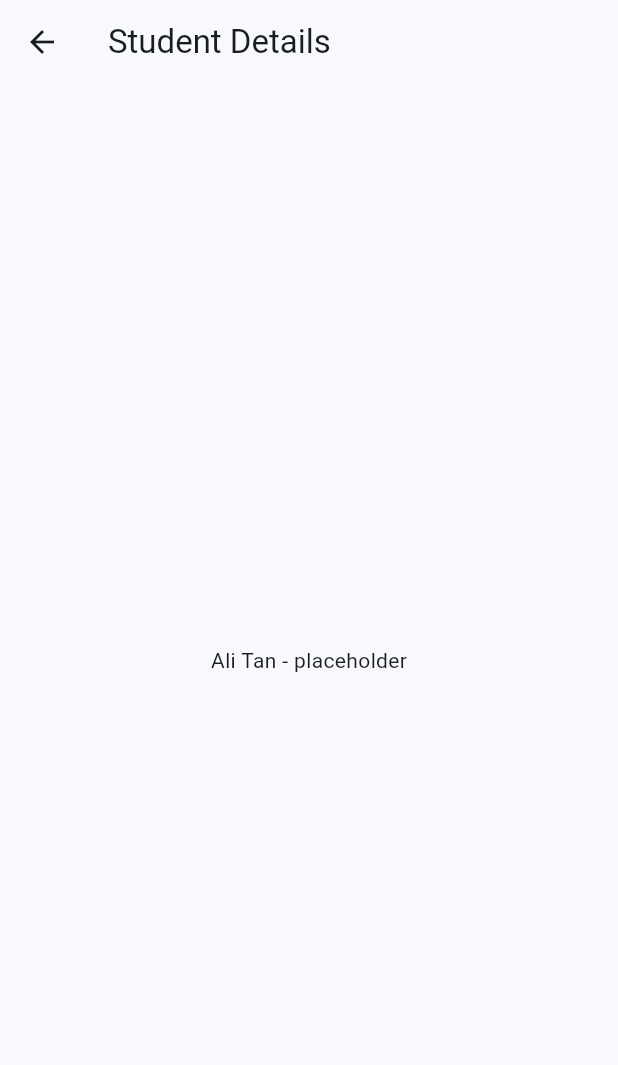
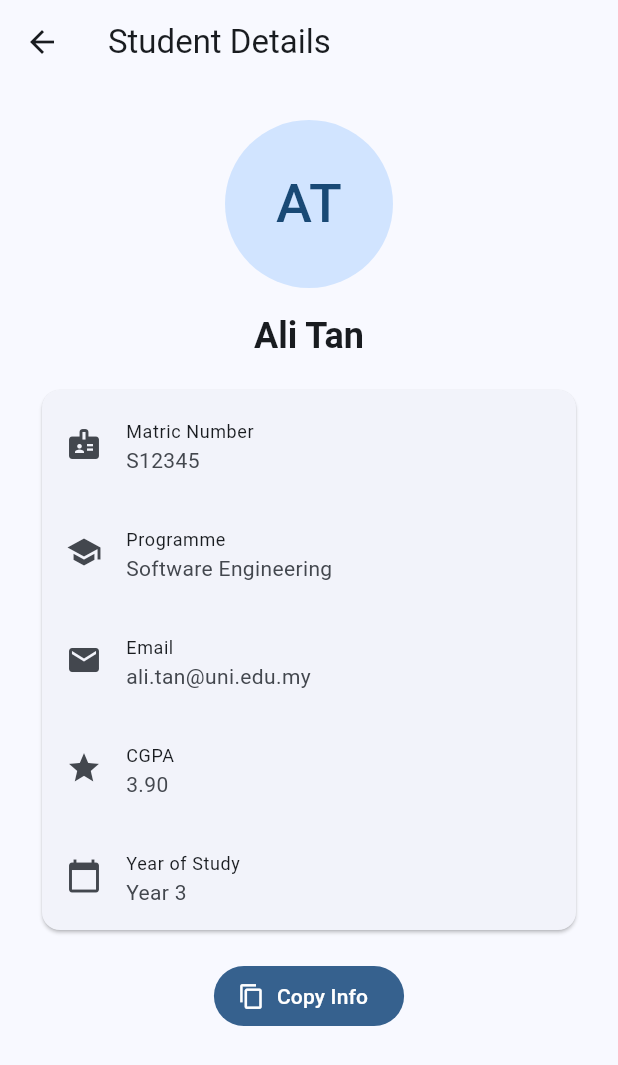
Before and after one commit to yonandrew/Lab-5.1-StudentHub-G13, a Flutter app: the StudentDetailsPage screen opened directly with sample values from the repository, on a phone screen of 412 x 824 dp. Shown: the top 1065 px of the screen. Run offline on Flutter 3.47's test engine with Material 3 defaults, Android fonts, the phone set to English and light mode, and no system bars.

Commit message:
Add student details and student records pages

```diff
--- a/lib/pages/student_details_page.dart
+++ b/lib/pages/student_details_page.dart
@@ -1,4 +1,5 @@
 import 'package:flutter/material.dart';
+import 'package:flutter/services.dart';
 
 import '../models/student.dart';
 
@@ -7,11 +8,93 @@ class StudentDetailsPage extends StatelessWidget {
 
   final Student student;
 
+  Future<void> _copyInfo(BuildContext context) async {
+    final text =
+        '${student.name}\n${student.matric}\n${student.programme}\n${student.email}';
+    await Clipboard.setData(ClipboardData(text: text));
+    if (!context.mounted) return;
+    ScaffoldMessenger.of(context)
+        .showSnackBar(const SnackBar(content: Text('Student info copied')));
+  }
+
   @override
   Widget build(BuildContext context) {
     return Scaffold(
       appBar: AppBar(title: const Text('Student Details')),
-      body: Center(child: Text('${student.name} - placeholder')),
+      body: ListView(
+        padding: const EdgeInsets.all(24),
+        children: [
+          Center(
+            child: CircleAvatar(
+              radius: 56,
+              child: Text(
+                student.initials,
+                style: const TextStyle(fontSize: 36),
+              ),
+            ),
+          ),
+          const SizedBox(height: 16),
+          Center(
+            child: Text(
+              student.name,
+              style: Theme.of(context).textTheme.headlineSmall
+                  ?.copyWith(fontWeight: FontWeight.bold),
+            ),
+          ),
+          const SizedBox(height: 16),
+          Card(
+            child: Column(
+              children: [
+                _InfoTile(
+                  Icons.badge,
+                  'Matric Number',
+                  student.matric,
+                  selectable: true,
+                ),
+                _InfoTile(Icons.school, 'Programme', student.programme),
+                _InfoTile(
+                  Icons.email,
+                  'Email',
+                  student.email,
+                  selectable: true,
+                ),
+                _InfoTile(Icons.grade, 'CGPA', student.cgpa.toStringAsFixed(2)),
+                _InfoTile(
+                  Icons.calendar_today,
+                  'Year of Study',
+                  'Year ${student.year}',
+                ),
+              ],
+            ),
+          ),
+          const SizedBox(height: 16),
+          Center(
+            child: FilledButton.icon(
+              onPressed: () => _copyInfo(context),
+              icon: const Icon(Icons.copy),
+              label: const Text('Copy Info'),
+            ),
+          ),
+        ],
+      ),
     );
   }
 }
+
+class _InfoTile extends StatelessWidget {
+  const _InfoTile(this.icon, this.label, this.value, {this.selectable = false});
+
+  final IconData icon;
+  final String label;
+  final String value;
+  final bool selectable;
+
+  @override
+  Widget build(BuildContext context) {
+    return ListTile(
+      leading: Icon(icon),
+      title: Text(label, style: Theme.of(context).textTheme.bodySmall),
+      subtitle: selectable ? SelectableText(value) : Text(value),
+    );
+  }
+}
--- a/lib/pages/student_records_page.dart
+++ b/lib/pages/student_records_page.dart
@@ -1,10 +1,73 @@
 import 'package:flutter/material.dart';
+import 'package:provider/provider.dart';
 
-class StudentRecordsPage extends StatelessWidget {
+import '../models/student.dart';
+import '../providers/student_provider.dart';
+
+class StudentRecordsPage extends StatefulWidget {
   const StudentRecordsPage({super.key});
 
   @override
+  State<StudentRecordsPage> createState() => _StudentRecordsPageState();
+}
+
+class _StudentRecordsPageState extends State<StudentRecordsPage> {
+  int _sortColumnIndex = 0;
+  bool _ascending = true;
+
+  List<Student> _sorted(List<Student> source) {
+    final data = [...source];
+    data.sort((a, b) {
+      final int result = switch (_sortColumnIndex) {
+        0 => a.name.compareTo(b.name),
+        1 => a.matric.compareTo(b.matric),
+        3 => a.cgpa.compareTo(b.cgpa),
+        4 => a.year.compareTo(b.year),
+        _ => 0,
+      };
+      return _ascending ? result : -result;
+    });
+    return data;
+  }
+
+  void _sort(int column, bool ascending) {
+    setState(() {
+      _sortColumnIndex = column;
+      _ascending = ascending;
+    });
+  }
+
+  @override
   Widget build(BuildContext context) {
-    return const Center(child: Text('Student Records - placeholder'));
+    final students = _sorted(context.watch<StudentProvider>().allStudents);
+
+    return SingleChildScrollView(
+      child: SingleChildScrollView(
+        scrollDirection: Axis.horizontal,
+        child: DataTable(
+          sortColumnIndex: _sortColumnIndex,
+          sortAscending: _ascending,
+          columns: [
+            DataColumn(label: const Text('Name'), onSort: _sort),
+            DataColumn(label: const Text('Matric'), onSort: _sort),
+            const DataColumn(label: Text('Programme')),
+            DataColumn(label: const Text('CGPA'), numeric: true, onSort: _sort),
+            DataColumn(label: const Text('Year'), numeric: true, onSort: _sort),
+          ],
+          rows: [
+            for (final s in students)
+              DataRow(
+                cells: [
+                  DataCell(Text(s.name)),
+                  DataCell(Text(s.matric)),
+                  DataCell(Text(s.programme)),
+                  DataCell(Text(s.cgpa.toStringAsFixed(2))),
+                  DataCell(Text('${s.year}')),
+                ],
+              ),
+          ],
+        ),
+      ),
+    );
   }
 }
```
